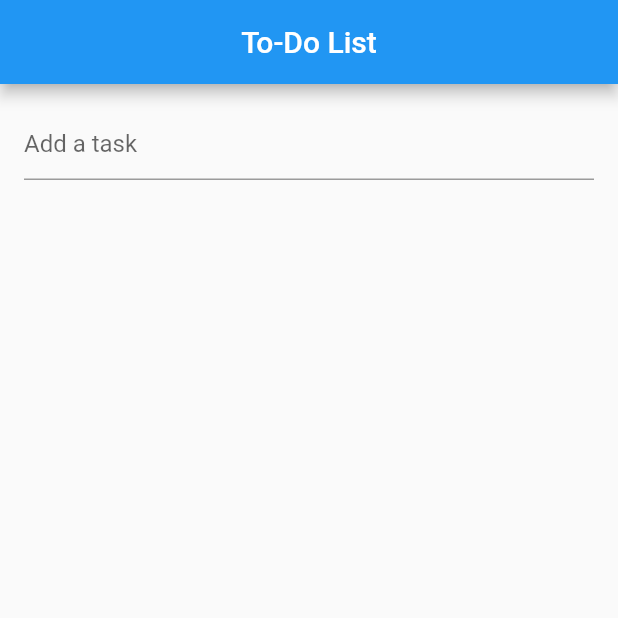
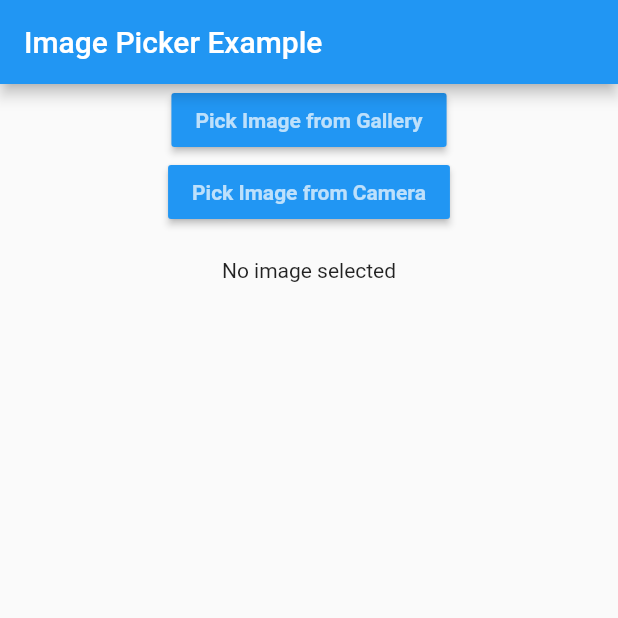
Before and after one commit to vaidya45/Bitcamp, a Flutter app: the TodoListPage screen opened directly, on a phone screen of 412 x 824 dp, the top half of it. Run offline on Flutter 3.47's test engine with Material 2 defaults, Android fonts, the light colour scheme and no system bars; our stand-ins replace camera, hexcolor, image_picker, smooth_page_indicator.

Commit message:
Added photo selection

```diff
--- a/lib/Screens/GetStarted/Widgets/pages/get_started.dart
+++ b/lib/Screens/GetStarted/Widgets/pages/get_started.dart
@@ -1,9 +1,10 @@
+import 'dart:io';
 import 'package:flutter/material.dart';
+import 'package:image_picker/image_picker.dart';
 
 // void main() => runApp(MyApp());
 
 class GetStartedPage extends StatelessWidget {
-
   @override
   Widget build(BuildContext context) {
     return MaterialApp(
@@ -24,71 +25,67 @@ class TodoListPage extends StatefulWidget {
 }
 
 class _TodoListPageState extends State<TodoListPage> {
-  final _todoList = <String>[];
-  final _textController = TextEditingController();
+  File image;
+
+  Future pickImage() async {
+    try {
+      final image = await ImagePicker().pickImage(source: ImageSource.gallery);
+
+      if (image == null) return;
+
+      final imageTemp = File(image.path);
+
+      setState(() => this.image = imageTemp);
+    } catch (e) {
+      print('Failed to pick image: $e');
+    }
+  }
+
+  Future pickImageC() async {
+    try {
+      final image = await ImagePicker().pickImage(source: ImageSource.camera);
+
+      if (image == null) return;
+
+      final imageTemp = File(image.path);
+
+      setState(() => this.image = imageTemp);
+    } catch (e) {
+      print('Failed to pick image: $e');
+    }
+  }
 
   @override
   Widget build(BuildContext context) {
     return Scaffold(
-      appBar: AppBar(
-        title: Text('To-Do List'),
-        centerTitle: true,
-      ),
-      body: Container(
-        padding: EdgeInsets.all(16.0),
-        child: Column(
-          crossAxisAlignment: CrossAxisAlignment.stretch,
-          children: <Widget>[
-            TextField(
-              controller: _textController,
-              decoration: InputDecoration(
-                hintText: 'Add a task',
+        appBar: AppBar(
+          title: const Text("Image Picker Example"),
+        ),
+        body: Center(
+          child: Column(
+            children: [
+              MaterialButton(
+                  color: Colors.blue,
+                  child: const Text("Pick Image from Gallery",
+                      style: TextStyle(
+                          color: Colors.white70, fontWeight: FontWeight.bold)),
+                  onPressed: () {
+                    pickImage();
+                  }),
+              MaterialButton(
+                  color: Colors.blue,
+                  child: const Text("Pick Image from Camera",
+                      style: TextStyle(
+                          color: Colors.white70, fontWeight: FontWeight.bold)),
+                  onPressed: () {
+                    pickImageC();
+                  }),
+              SizedBox(
+                height: 20,
               ),
-              onSubmitted: (text) {
-                setState(() {
-                  _todoList.add(text);
-                  _textController.clear();
-                });
-              },
-            ),
-            SizedBox(height: 16.0),
-            Expanded(
-              child: ListView.builder(
-                itemCount: _todoList.length,
-                itemBuilder: (context, index) {
-                  final todo = _todoList[index];
-                  return Dismissible(
-                    key: Key(todo),
-                    onDismissed: (direction) {
-                      setState(() {
-                        _todoList.removeAt(index);
-                      });
-                      ScaffoldMessenger.of(context).showSnackBar(
-                        SnackBar(
-                          content: Text('$todo deleted'),
-                          action: SnackBarAction(
-                            label: 'Undo',
-                            onPressed: () {
-                              setState(() {
-                                _todoList.insert(index, todo);
-                              });
-                            },
-                          ),
-                        ),
-                      );
-                    },
-                    child: Card(
-                      child: ListTile(
-                        title: Text(todo),
-                      ),
-                    ),
-                  );
-                },
-              ),
-            ),
-          ],
-        ),
-      ),
-    );
+              image != null ? Image.file(image) : Text("No image selected")
+            ],
+          ),
+        ));
   }
 }
--- a/pubspec.yaml
+++ b/pubspec.yaml
@@ -30,6 +30,8 @@ dependencies:
   dots_indicator: ^1.2.0
   smooth_page_indicator: ^0.2.0
   hexcolor: ^1.0.6
+  camera: ^0.10.0+2
+  image_picker: ^0.8.3
 
 dev_dependencies:
   flutter_test:
```
Also changed, not shown: lib/main.dart (+7 -1 lines), pubspec.lock, 2 other files.
